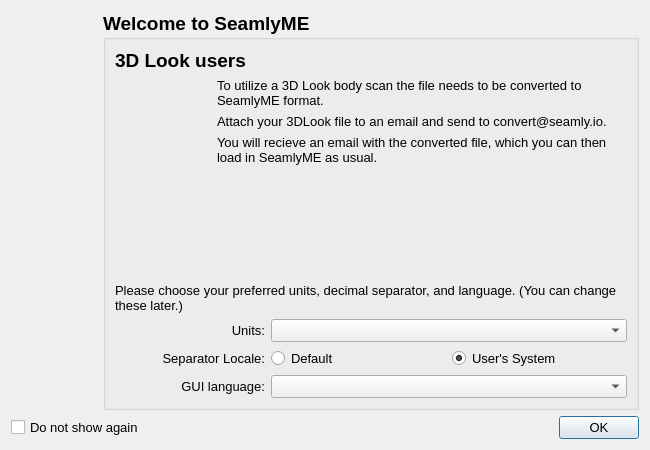
Above: src/app/seamlyme/dialogs/me_welcome_dialog.ui from FashionFreedom/Seamly2D before the change. Below: the same form after it.
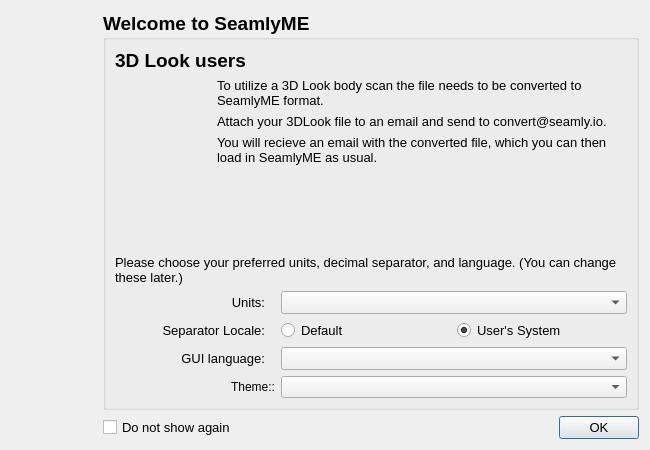
That is the form after the change. Icons and pictures are not drawn.

```diff
--- a/src/app/seamlyme/dialogs/me_welcome_dialog.ui
+++ b/src/app/seamlyme/dialogs/me_welcome_dialog.ui
@@ -29,7 +29,7 @@
    <iconset resource="../../../libs/vmisc/share/resources/icon.qrc">
     <normaloff>:/icon/logos/seamlyme_logo_32.png</normaloff>:/icon/logos/seamlyme_logo_32.png</iconset>
   </property>
-  <layout class="QVBoxLayout" name="verticalLayout_3">
+  <layout class="QVBoxLayout" name="verticalLayout_5">
    <item>
     <layout class="QHBoxLayout" name="horizontalLayout_3">
      <item>
@@ -67,6 +67,8 @@
       </widget>
      </item>
      <item>
+      <layout class="QVBoxLayout" name="verticalLayout_4">
+       <item>
       <widget class="QGroupBox" name="bodyscan_GroupBox">
        <property name="font">
         <font>
@@ -77,7 +79,7 @@
        <property name="title">
         <string>Welcome to SeamlyME</string>
        </property>
-       <layout class="QVBoxLayout" name="verticalLayout_4">
+         <layout class="QVBoxLayout" name="verticalLayout_3">
         <item>
          <layout class="QVBoxLayout" name="verticalLayout_2">
           <item>
@@ -347,12 +349,42 @@
             </property>
            </widget>
           </item>
-         </layout>
-        </item>
-       </layout>
+            <item row="3" column="0">
+             <widget class="QLabel" name="theme_Label">
+              <property name="minimumSize">
+               <size>
+                <width>160</width>
+                <height>0</height>
+               </size>
+              </property>
+              <property name="font">
+               <font>
+                <pointsize>9</pointsize>
+                <bold>false</bold>
+               </font>
+              </property>
+              <property name="text">
+               <string>Theme::</string>
+              </property>
+              <property name="alignment">
+               <set>Qt::AlignRight|Qt::AlignTrailing|Qt::AlignVCenter</set>
+              </property>
+             </widget>
+            </item>
+            <item row="3" column="1">
+             <widget class="QComboBox" name="theme_ComboBox">
+              <property name="font">
+               <font>
+                <pointsize>9</pointsize>
+                <bold>false</bold>
+               </font>
+              </property>
       </widget>
      </item>
     </layout>
+          </item>
+         </layout>
+        </widget>
    </item>
    <item>
     <layout class="QHBoxLayout" name="horizontalLayout_2">
@@ -393,6 +425,10 @@
         <bool>false</bool>
        </property>
       </widget>
+         </item>
+        </layout>
+       </item>
+      </layout>
      </item>
     </layout>
    </item>
```
Lines whose indentation alone changed are shown as unchanged.
